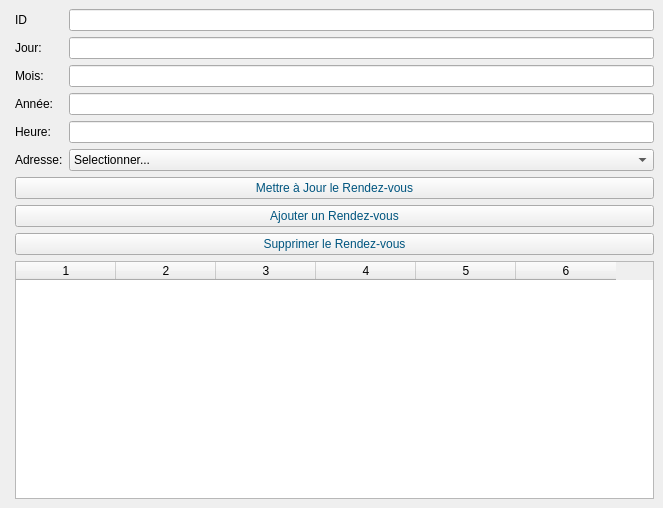
This is mainwindow.ui in 24-25PCPP2A27/projet2a-2a27-smart-mechanical-maintenance-center as Qt 5 draws it before an edit. The edited form follows.
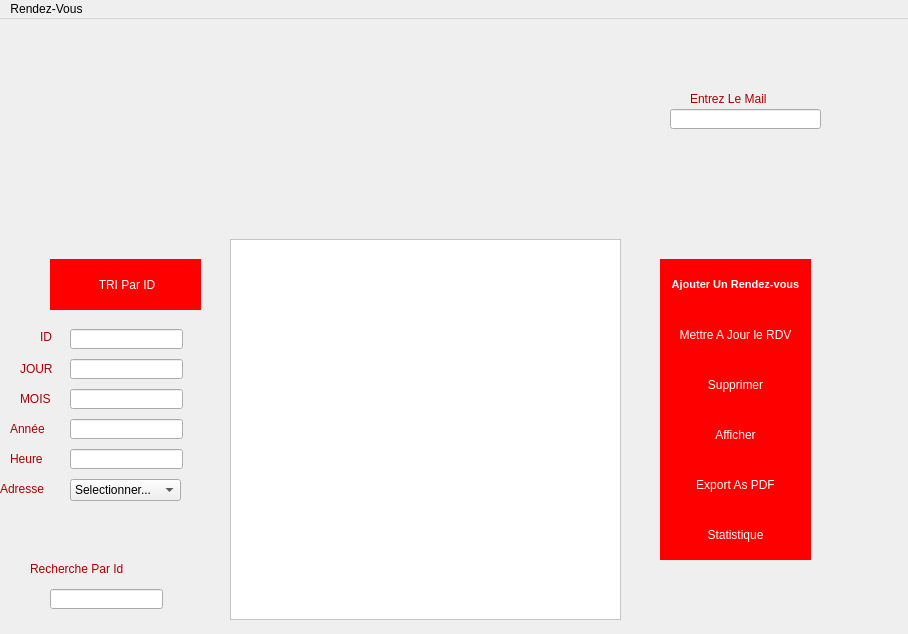
This is the edited form. Icons and pictures are not drawn.

```diff
--- a/mainwindow.ui
+++ b/mainwindow.ui
@@ -6,175 +6,524 @@
    <rect>
     <x>0</x>
     <y>0</y>
-    <width>663</width>
-    <height>508</height>
+    <width>908</width>
+    <height>634</height>
    </rect>
   </property>
   <property name="windowTitle">
    <string>Gestionnaire de Rendez-vous</string>
   </property>
+  <property name="autoFillBackground">
+   <bool>true</bool>
+  </property>
+  <property name="styleSheet">
+   <string notr="true"/>
+  </property>
   <widget class="QWidget" name="centralwidget">
-   <layout class="QFormLayout" name="formLayout_2">
-    <item row="8" column="1">
-     <widget class="QTableWidget" name="appointmentsTable">
-      <property name="columnCount">
-       <number>6</number>
-      </property>
-      <property name="horizontalHeaderLabels" stdset="0">
-       <stringlist>
-        <string>ID</string>
-        <string>Jour</string>
-        <string>Mois</string>
-        <string>Année</string>
-        <string>Heure</string>
-        <string>Adresse</string>
-       </stringlist>
-      </property>
-      <column/>
-      <column/>
-      <column/>
-      <column/>
-      <column/>
-      <column/>
-     </widget>
+   <widget class="QTableView" name="appointmentsView">
+    <property name="geometry">
+     <rect>
+      <x>230</x>
+      <y>220</y>
+      <width>391</width>
+      <height>381</height>
+     </rect>
+    </property>
+    <property name="styleSheet">
+     <string notr="true">background-color: rgb(255, 255, 255);</string>
+    </property>
+   </widget>
+   <widget class="QLineEdit" name="idEdit">
+    <property name="geometry">
+     <rect>
+      <x>70</x>
+      <y>310</y>
+      <width>113</width>
+      <height>20</height>
+     </rect>
+    </property>
+   </widget>
+   <widget class="QLineEdit" name="jourEdit">
+    <property name="geometry">
+     <rect>
+      <x>70</x>
+      <y>340</y>
+      <width>113</width>
+      <height>20</height>
+     </rect>
+    </property>
+   </widget>
+   <widget class="QLineEdit" name="moisEdit">
+    <property name="geometry">
+     <rect>
+      <x>70</x>
+      <y>370</y>
+      <width>113</width>
+      <height>20</height>
+     </rect>
+    </property>
+   </widget>
+   <widget class="QLineEdit" name="anneeEdit">
+    <property name="geometry">
+     <rect>
+      <x>70</x>
+      <y>400</y>
+      <width>113</width>
+      <height>20</height>
+     </rect>
+    </property>
+   </widget>
+   <widget class="QPushButton" name="addButton">
+    <property name="geometry">
+     <rect>
+      <x>660</x>
+      <y>240</y>
+      <width>151</width>
+      <height>51</height>
+     </rect>
+    </property>
+    <property name="font">
+     <font>
+      <family>Arial</family>
+      <pointsize>8</pointsize>
+      <weight>87</weight>
+      <italic>false</italic>
+      <bold>true</bold>
+     </font>
+    </property>
+    <property name="toolTip">
+     <string>&lt;html&gt;&lt;head/&gt;&lt;body&gt;&lt;p align=&quot;center&quot;&gt;bonjout&lt;br/&gt;&lt;/p&gt;&lt;/body&gt;&lt;/html&gt;</string>
+    </property>
+    <property name="whatsThis">
+     <string>&lt;!DOCTYPE HTML PUBLIC &quot;-//W3C//DTD HTML 4.0//EN&quot; &quot;http://www.w3.org/TR/REC-html40/strict.dtd&quot;&gt;
+&lt;html&gt;&lt;head&gt;&lt;meta name=&quot;qrichtext&quot; content=&quot;1&quot; /&gt;&lt;style type=&quot;text/css&quot;&gt;
+p, li { white-space: pre-wrap; }
+&lt;/style&gt;&lt;/head&gt;&lt;body style=&quot; font-family:'MS Shell Dlg 2'; font-size:8pt; font-weight:72; font-style:normal;&quot;&gt;
+&lt;p style=&quot;-qt-paragraph-type:empty; margin-top:0px; margin-bottom:0px; margin-left:0px; margin-right:0px; -qt-block-indent:0; text-indent:0px;&quot;&gt;&lt;br /&gt;&lt;/p&gt;&lt;/body&gt;&lt;/html&gt;</string>
+    </property>
+    <property name="autoFillBackground">
+     <bool>false</bool>
+    </property>
+    <property name="styleSheet">
+     <string notr="true">QPushButton{
+border:none;
+color:white;
+background-color:red;
+font: 700 8pt &quot;Arial&quot;;
+border-radius:30px;
+}
+QPushButton:Hover
+{
+	border-radius:30px;
+	background-color:black;
+}</string>
+    </property>
+    <property name="text">
+     <string>Ajouter Un Rendez-vous</string>
+    </property>
+    <property name="default">
+     <bool>false</bool>
+    </property>
+    <property name="flat">
+     <bool>true</bool>
+    </property>
+   </widget>
+   <widget class="QPushButton" name="updateButton">
+    <property name="geometry">
+     <rect>
+      <x>660</x>
+      <y>290</y>
+      <width>151</width>
+      <height>51</height>
+     </rect>
+    </property>
+    <property name="styleSheet">
+     <string notr="true">QPushButton{
+border:none;
+color:white;
+background-color:red;
+font: 700 8pt &quot;Arial&quot;;
+border-radius:90px;
+}
+QPushButton:Hover
+{
+	background-color:black;
+}</string>
+    </property>
+    <property name="text">
+     <string>Mettre A Jour le RDV</string>
+    </property>
+   </widget>
+   <widget class="QPushButton" name="deleteButton">
+    <property name="geometry">
+     <rect>
+      <x>660</x>
+      <y>340</y>
+      <width>151</width>
+      <height>51</height>
+     </rect>
+    </property>
+    <property name="styleSheet">
+     <string notr="true">QPushButton{
+border:none;
+color:white;
+background-color:red;
+font: 700 8pt &quot;Arial&quot;;
+border-radius:90px;
+}
+QPushButton:Hover
+{
+	background-color:black;
+}</string>
+    </property>
+    <property name="text">
+     <string>Supprimer</string>
+    </property>
+   </widget>
+   <widget class="QComboBox" name="adresseComboBox">
+    <property name="geometry">
+     <rect>
+      <x>70</x>
+      <y>460</y>
+      <width>111</width>
+      <height>22</height>
+     </rect>
+    </property>
+    <item>
+     <property name="text">
+      <string>Selectionner...</string>
+     </property>
     </item>
-    <item row="7" column="1">
-     <widget class="QPushButton" name="deleteButton">
-      <property name="styleSheet">
-       <string notr="true">color:rgb(0, 85, 127)</string>
-      </property>
-      <property name="text">
-       <string>Supprimer le Rendez-vous</string>
-      </property>
-     </widget>
+    <item>
+     <property name="text">
+      <string>Tunis</string>
+     </property>
     </item>
-    <item row="6" column="1">
-     <widget class="QPushButton" name="addButton">
-      <property name="styleSheet">
-       <string notr="true">color:rgb(0, 85, 127)</string>
-      </property>
-      <property name="text">
-       <string>Ajouter un Rendez-vous</string>
-      </property>
-     </widget>
+    <item>
+     <property name="text">
+      <string>Djerba</string>
+     </property>
     </item>
-    <item row="5" column="1">
-     <widget class="QPushButton" name="updateButton">
-      <property name="styleSheet">
-       <string notr="true">color:rgb(0, 85, 127)</string>
-      </property>
-      <property name="text">
-       <string>Mettre à Jour le Rendez-vous</string>
-      </property>
-     </widget>
+    <item>
+     <property name="text">
+      <string>Mannouba</string>
+     </property>
     </item>
-    <item row="0" column="1">
-     <layout class="QFormLayout" name="formLayout">
-      <item row="0" column="0">
-       <widget class="QLabel" name="label_id">
-        <property name="styleSheet">
-         <string notr="true">font: 75 12pt &quot;MS Shell Dlg 2&quot;;</string>
-        </property>
-        <property name="text">
-         <string>ID</string>
-        </property>
-       </widget>
-      </item>
-      <item row="1" column="0">
-       <widget class="QLabel" name="label_jour">
-        <property name="styleSheet">
-         <string notr="true">font: 75 12pt &quot;MS Shell Dlg 2&quot;;</string>
-        </property>
-        <property name="text">
-         <string>Jour:</string>
-        </property>
-       </widget>
-      </item>
-      <item row="1" column="1">
-       <widget class="QLineEdit" name="jourEdit"/>
-      </item>
-      <item row="2" column="0">
-       <widget class="QLabel" name="label_mois">
-        <property name="styleSheet">
-         <string notr="true">font: 75 12pt &quot;MS Shell Dlg 2&quot;;</string>
-        </property>
-        <property name="text">
-         <string>Mois:</string>
-        </property>
-       </widget>
-      </item>
-      <item row="2" column="1">
-       <widget class="QLineEdit" name="moisEdit"/>
-      </item>
-      <item row="3" column="0">
-       <widget class="QLabel" name="label_annee">
-        <property name="styleSheet">
-         <string notr="true">font: 75 12pt &quot;MS Shell Dlg 2&quot;;</string>
-        </property>
-        <property name="text">
-         <string>Année:</string>
-        </property>
-       </widget>
-      </item>
-      <item row="3" column="1">
-       <widget class="QLineEdit" name="anneeEdit"/>
-      </item>
-      <item row="4" column="0">
-       <widget class="QLabel" name="label_heure">
-        <property name="styleSheet">
-         <string notr="true">font: 75 12pt &quot;MS Shell Dlg 2&quot;;</string>
-        </property>
-        <property name="text">
-         <string>Heure:</string>
-        </property>
-       </widget>
-      </item>
-      <item row="4" column="1">
-       <widget class="QLineEdit" name="heureEdit"/>
-      </item>
-      <item row="5" column="0">
-       <widget class="QLabel" name="label_adresse">
-        <property name="styleSheet">
-         <string notr="true">font: 75 12pt &quot;MS Shell Dlg 2&quot;;</string>
-        </property>
-        <property name="text">
-         <string>Adresse:</string>
-        </property>
-       </widget>
-      </item>
-      <item row="5" column="1">
-       <widget class="QComboBox" name="adresseComboBox">
-        <property name="styleSheet">
-         <string notr="true">font: 75 14pt &quot;MS Serif&quot;;</string>
-        </property>
-        <item>
-         <property name="text">
-          <string>Selectionner...</string>
-         </property>
-        </item>
-        <item>
-         <property name="text">
-          <string extracomment="S">Tunis</string>
-         </property>
-        </item>
-        <item>
-         <property name="text">
-          <string>Beja</string>
-         </property>
-        </item>
-        <item>
-         <property name="text">
-          <string>Mannouba</string>
-         </property>
-        </item>
-       </widget>
-      </item>
-      <item row="0" column="1">
-       <widget class="QLineEdit" name="idEdit"/>
-      </item>
-     </layout>
-    </item>
-   </layout>
+   </widget>
+   <widget class="QLabel" name="label_2">
+    <property name="geometry">
+     <rect>
+      <x>40</x>
+      <y>310</y>
+      <width>21</width>
+      <height>16</height>
+     </rect>
+    </property>
+    <property name="styleSheet">
+     <string notr="true">color: rgb(170, 0, 0);
+font: 14pt &quot;MS Shell Dlg 2&quot;;</string>
+    </property>
+    <property name="text">
+     <string>ID</string>
+    </property>
+   </widget>
+   <widget class="QLabel" name="label_3">
+    <property name="geometry">
+     <rect>
+      <x>20</x>
+      <y>340</y>
+      <width>51</width>
+      <height>20</height>
+     </rect>
+    </property>
+    <property name="styleSheet">
+     <string notr="true">color: rgb(170, 0, 0);
+font: 14pt &quot;MS Shell Dlg 2&quot;;</string>
+    </property>
+    <property name="text">
+     <string>JOUR</string>
+    </property>
+   </widget>
+   <widget class="QLabel" name="label_4">
+    <property name="geometry">
+     <rect>
+      <x>20</x>
+      <y>370</y>
+      <width>51</width>
+      <height>20</height>
+     </rect>
+    </property>
+    <property name="styleSheet">
+     <string notr="true">color: rgb(170, 0, 0);
+font: 14pt &quot;MS Shell Dlg 2&quot;;</string>
+    </property>
+    <property name="text">
+     <string>MOIS</string>
+    </property>
+   </widget>
+   <widget class="QLabel" name="label_5">
+    <property name="enabled">
+     <bool>true</bool>
+    </property>
+    <property name="geometry">
+     <rect>
+      <x>10</x>
+      <y>400</y>
+      <width>51</width>
+      <height>20</height>
+     </rect>
+    </property>
+    <property name="autoFillBackground">
+     <bool>false</bool>
+    </property>
+    <property name="styleSheet">
+     <string notr="true">color: rgb(170, 0, 0);
+font: 14pt &quot;MS Shell Dlg 2&quot;;</string>
+    </property>
+    <property name="lineWidth">
+     <number>0</number>
+    </property>
+    <property name="text">
+     <string>Année</string>
+    </property>
+   </widget>
+   <widget class="QLabel" name="label_6">
+    <property name="geometry">
+     <rect>
+      <x>10</x>
+      <y>430</y>
+      <width>51</width>
+      <height>20</height>
+     </rect>
+    </property>
+    <property name="styleSheet">
+     <string notr="true">color: rgb(170, 0, 0);
+font: 14pt &quot;MS Shell Dlg 2&quot;;</string>
+    </property>
+    <property name="text">
+     <string>Heure</string>
+    </property>
+   </widget>
+   <widget class="QLineEdit" name="heureEdit">
+    <property name="geometry">
+     <rect>
+      <x>70</x>
+      <y>430</y>
+      <width>113</width>
+      <height>20</height>
+     </rect>
+    </property>
+   </widget>
+   <widget class="QLabel" name="label_7">
+    <property name="geometry">
+     <rect>
+      <x>0</x>
+      <y>460</y>
+      <width>71</width>
+      <height>20</height>
+     </rect>
+    </property>
+    <property name="styleSheet">
+     <string notr="true">color: rgb(170, 0, 0);
+font: 14pt &quot;MS Shell Dlg 2&quot;;</string>
+    </property>
+    <property name="text">
+     <string>Adresse</string>
+    </property>
+   </widget>
+   <widget class="QPushButton" name="afficherButton">
+    <property name="geometry">
+     <rect>
+      <x>660</x>
+      <y>390</y>
+      <width>151</width>
+      <height>51</height>
+     </rect>
+    </property>
+    <property name="styleSheet">
+     <string notr="true">QPushButton{
+border:none;
+color:white;
+background-color:red;
+font: 700 8pt &quot;Arial&quot;;
+border-radius:90px;
+}
+QPushButton:Hover
+{
+	background-color:black;
+}</string>
+    </property>
+    <property name="text">
+     <string>Afficher</string>
+    </property>
+   </widget>
+   <widget class="QPushButton" name="pdfButton">
+    <property name="geometry">
+     <rect>
+      <x>660</x>
+      <y>440</y>
+      <width>151</width>
+      <height>51</height>
+     </rect>
+    </property>
+    <property name="styleSheet">
+     <string notr="true">QPushButton{
+border:none;
+color:white;
+background-color:red;
+font: 700 8pt &quot;Arial&quot;;
+border-radius:90px;
+}
+QPushButton:Hover
+{
+	background-color:black;
+}</string>
+    </property>
+    <property name="text">
+     <string>Export As PDF</string>
+    </property>
+   </widget>
+   <widget class="QLabel" name="label">
+    <property name="geometry">
+     <rect>
+      <x>170</x>
+      <y>0</y>
+      <width>481</width>
+      <height>201</height>
+     </rect>
+    </property>
+    <property name="text">
+     <string/>
+    </property>
+    <property name="pixmap">
+     <pixmap>../../../Desktop/auto-mechanic-logo-design-template-18233c3dcf171d8bc9df801fcaa8f7f2_screen.jpg</pixmap>
+    </property>
+    <property name="scaledContents">
+     <bool>true</bool>
+    </property>
+   </widget>
+   <widget class="QPushButton" name="statsButton">
+    <property name="geometry">
+     <rect>
+      <x>660</x>
+      <y>490</y>
+      <width>151</width>
+      <height>51</height>
+     </rect>
+    </property>
+    <property name="styleSheet">
+     <string notr="true">QPushButton{
+border:none;
+color:white;
+background-color:red;
+font: 700 8pt &quot;Arial&quot;;
+border-radius:90px;
+}
+QPushButton:Hover
+{
+	background-color:black;
+}</string>
+    </property>
+    <property name="text">
+     <string>Statistique</string>
+    </property>
+   </widget>
+   <widget class="QPushButton" name="sortButton">
+    <property name="geometry">
+     <rect>
+      <x>50</x>
+      <y>240</y>
+      <width>151</width>
+      <height>51</height>
+     </rect>
+    </property>
+    <property name="styleSheet">
+     <string notr="true">QPushButton{
+border:none;
+color:white;
+background-color:red;
+font: 700 8pt &quot;Arial&quot;;
+border-radius:90px;
+}
+QPushButton:Hover
+{
+	background-color:black;
+}</string>
+    </property>
+    <property name="text">
+     <string> TRI Par ID</string>
+    </property>
+   </widget>
+   <widget class="QLineEdit" name="lineEdit_search">
+    <property name="geometry">
+     <rect>
+      <x>50</x>
+      <y>570</y>
+      <width>113</width>
+      <height>20</height>
+     </rect>
+    </property>
+   </widget>
+   <widget class="QLabel" name="label_8">
+    <property name="geometry">
+     <rect>
+      <x>30</x>
+      <y>540</y>
+      <width>161</width>
+      <height>20</height>
+     </rect>
+    </property>
+    <property name="styleSheet">
+     <string notr="true">color: rgb(170, 0, 0);
+font: 14pt &quot;MS Shell Dlg 2&quot;;</string>
+    </property>
+    <property name="text">
+     <string>Recherche Par Id</string>
+    </property>
+   </widget>
+   <widget class="QLabel" name="label_9">
+    <property name="geometry">
+     <rect>
+      <x>690</x>
+      <y>70</y>
+      <width>121</width>
+      <height>20</height>
+     </rect>
+    </property>
+    <property name="styleSheet">
+     <string notr="true">color: rgb(170, 0, 0);
+font: 14pt &quot;MS Shell Dlg 2&quot;;</string>
+    </property>
+    <property name="text">
+     <string>Entrez Le Mail</string>
+    </property>
+   </widget>
+   <widget class="QLineEdit" name="emailEdit">
+    <property name="geometry">
+     <rect>
+      <x>670</x>
+      <y>90</y>
+      <width>151</width>
+      <height>20</height>
+     </rect>
+    </property>
+   </widget>
+  </widget>
+  <widget class="QMenuBar" name="menuBar">
+   <property name="geometry">
+    <rect>
+     <x>0</x>
+     <y>0</y>
+     <width>908</width>
+     <height>22</height>
+    </rect>
+   </property>
+   <widget class="QMenu" name="menuRendez_Vous">
+    <property name="title">
+     <string>Rendez-Vous</string>
+    </property>
+   </widget>
+   <addaction name="menuRendez_Vous"/>
   </widget>
   <action name="actionExit">
    <property name="text">
```
